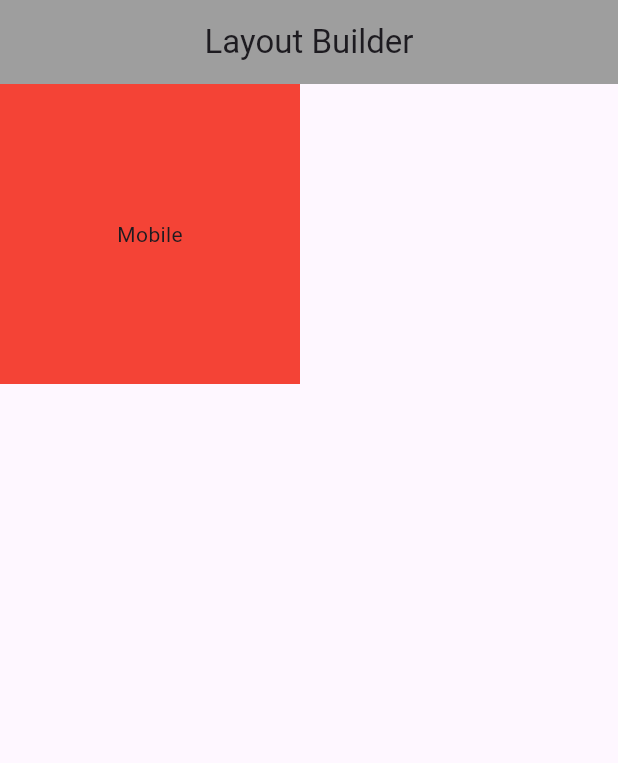
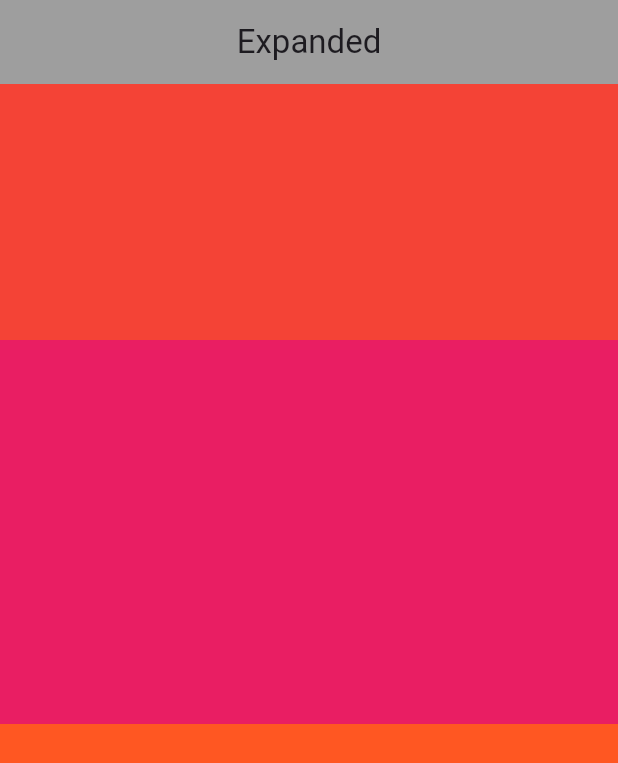
Before and after one commit to shamim2810/flutter_rabbil_class, a Flutter app: the screen it shows after launch, on a phone screen of 412 x 824 dp. Shown: the top 763 px of the screen. Run offline on Flutter 3.47's test engine with Material 3 defaults, Android fonts, the light colour scheme and no system bars.

Commit message:
Expanded

```diff
--- a/lib/home_screen.dart
+++ b/lib/home_screen.dart
@@ -6,31 +6,35 @@ class HomeScreen extends StatelessWidget {
   @override
   Widget build(BuildContext context) {
     return Scaffold(
-      appBar: AppBar(
-        title: const Text('Layout Builder'),
-        centerTitle: true,
-        backgroundColor: Colors.grey,
-      ),
-      body: LayoutBuilder(
-          builder: (BuildContext context, BoxConstraints boxConstraints){
-            if(boxConstraints.maxWidth > 600){
-              return Container(
-                height: 600,
-                width: 600,
-                color: Colors.green,
-                child: const Center(child: Text('Desktop'),),
-              );
-            }
-            else{
-              return Container(
-                height: 200,
-                width: 200,
+        appBar: AppBar(
+          title: const Text('Expanded'),
+          centerTitle: true,
+          backgroundColor: Colors.grey,
+        ),
+
+        //Row and Column 2 ta diyei check korte hobe
+        body: Column(
+          mainAxisAlignment: MainAxisAlignment.start,
+          children: [
+            Expanded(
+              flex: 2,
+              child: Container(
                 color: Colors.red,
-                child: const Center(child: Text('Mobile'),),
-              );
-            }
-          }
-      ),
-    );
+              ),
+            ),
+            Expanded(
+              flex: 3,
+              child: Container(
+                color: Colors.pink,
+              ),
+            ),
+            Expanded(
+              flex: 4,
+              child: Container(
+                color: Colors.deepOrange,
+              ),
+            ),
+          ],
+        ));
   }
 }
--- a/lib/main.dart
+++ b/lib/main.dart
@@ -11,7 +11,7 @@ class MyApp extends StatelessWidget {
   @override
   Widget build(BuildContext context) {
     return MaterialApp(
-
+      debugShowCheckedModeBanner: false,
       home: HomeScreen(),
     );
   }
```
